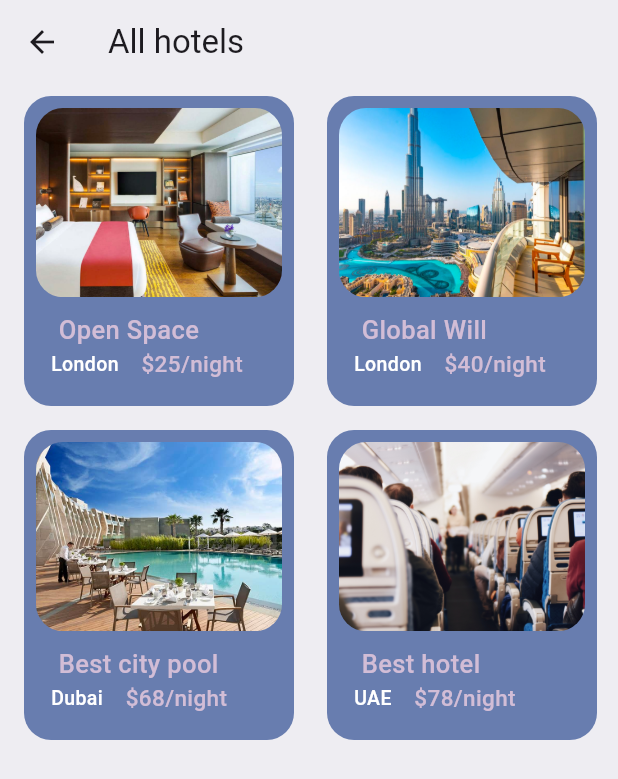
After one commit to ourobf/ticket_app, a Flutter app: the AllHotels screen opened by its route, on a phone screen of 412 x 824 dp. The commit adds this screen. Shown: the top 779 px of the screen. Run offline on Flutter 3.47's test engine with Material 3 defaults, Android fonts, the phone set to English and light mode, and no system bars; our stand-ins replace barcode_widget, fluentui_icons.

Commit message:
18/02/2025

```diff
--- a/lib/base/utils/all_json.dart
+++ b/lib/base/utils/all_json.dart
@@ -90,7 +90,7 @@ List<Map<String, dynamic>> hotelList = [
     ]
   },
   {
-    'image': 'hotel_room_1.png',
+    'image': 'plane_sit.jpg',
     'place': 'Best hotel',
     'destination': 'UAE',
     'price': 78,
--- a/lib/base/utils/app_routes.dart
+++ b/lib/base/utils/app_routes.dart
@@ -2,4 +2,6 @@ class AppRoutes {
   static const homePage = "/";
   static const allTickets = "/all_tickets";
   static const ticketScreen = "/ticket_screen";
+  static const allHotels = "/all_hotels";
+  static const hotelDetail = "/hotel_detail";
 }
--- a/lib/main.dart
+++ b/lib/main.dart
@@ -2,6 +2,8 @@ import 'package:flutter/material.dart';
 import 'package:tichet_app/base/bottom_nav_bar.dart';
 import 'package:tichet_app/base/utils/app_routes.dart';
 import 'package:tichet_app/screens/home/all_tickets.dart';
+import 'package:tichet_app/screens/home/widgets/all_hotels.dart';
+import 'package:tichet_app/screens/hotel_detail.dart';
 import 'package:tichet_app/screens/ticket/ticket_screen.dart';
 
 void main() {
@@ -20,6 +22,8 @@ class MyApp extends StatelessWidget {
         AppRoutes.homePage: (context) => const BottomNavBar(),
         AppRoutes.allTickets: (context) => const AllTickets(),
         AppRoutes.ticketScreen: (context) => const TicketScreen(),
+        AppRoutes.allHotels: (context) => const AllHotels(),
+        AppRoutes.hotelDetail: (context) => const HotelDetail(),
       },
     );
   }
--- a/lib/screens/home/home_screen.dart
+++ b/lib/screens/home/home_screen.dart
@@ -110,7 +110,8 @@ class HomeScreen extends StatelessWidget {
                   AppDoubleText(
                     bigText: 'Hotels',
                     smallText: 'View all',
-                    func: () {},
+                    func: () =>
+                        Navigator.pushNamed(context, AppRoutes.allHotels),
                   ),
                   const SizedBox(
                     height: 20,
--- /dev/null
+++ b/lib/screens/home/widgets/all_hotels.dart
@@ -0,0 +1,118 @@
+import 'package:flutter/material.dart';
+import 'package:tichet_app/base/res/styles/app_styles.dart';
+import 'package:tichet_app/base/utils/all_json.dart';
+import 'package:tichet_app/base/utils/app_routes.dart';
+import 'package:tichet_app/screens/hotel_detail.dart';
+
+class AllHotels extends StatelessWidget {
+  const AllHotels({super.key});
+
+  @override
+  Widget build(BuildContext context) {
+    return Scaffold(
+      backgroundColor: AppStyles.bgColor,
+      appBar: AppBar(
+        title: const Text("All hotels"),
+        backgroundColor: AppStyles.bgColor,
+      ),
+      body: Container(
+        margin: EdgeInsets.only(left: 8),
+        child: Padding(
+          padding: const EdgeInsets.all(8.0),
+          child: GridView.builder(
+              gridDelegate: const SliverGridDelegateWithFixedCrossAxisCount(
+                crossAxisCount: 2, //Nombre d elts a la verticale
+                crossAxisSpacing: 16.0, //Espace entre 2 etls horizontalement
+                mainAxisSpacing: 16.0, //Espace entre 2 elts verticalement
+                childAspectRatio: 0.9, //pourcentage d agrandissement
+              ),
+              itemCount: hotelList.length, //Nombre d elts à afficher
+              itemBuilder: (context, index) {
+                var singleHotel = hotelList[index];
+                return HotelGridView(
+                  hotel: singleHotel,
+                );
+              }),
+        ),
+      ),
+    );
+  }
+}
+
+class HotelGridView extends StatelessWidget {
+  final Map<String, dynamic> hotel;
+  const HotelGridView({super.key, required this.hotel});
+
+  @override
+  Widget build(BuildContext context) {
+    //final size = MediaQuery.of(context).size;
+    return GestureDetector(
+      onTap: () {
+        Navigator.pushNamed(context, AppRoutes.hotelDetail);
+      },
+      child: Container(
+        padding: const EdgeInsets.all(8.0),
+        //width: size.width * 0.6,
+        height: 350,
+        margin: const EdgeInsets.only(right: 6),
+        decoration: BoxDecoration(
+          color: AppStyles.primaryColor,
+          borderRadius: BorderRadius.circular(18),
+        ),
+        child: Column(
+          crossAxisAlignment: CrossAxisAlignment.start,
+          children: [
+            AspectRatio(
+              aspectRatio: 1.3,
+              child: Container(
+                  decoration: BoxDecoration(
+                color: AppStyles.primaryColor,
+                borderRadius: BorderRadius.circular(18),
+                image: DecorationImage(
+                    fit: BoxFit.cover,
+                    image: AssetImage("assets/images/${hotel['image']}")),
+              )),
+            ),
+            const SizedBox(
+              height: 10,
+            ),
+            Padding(
+              //c est aussi un widget
+              padding: const EdgeInsets.only(left: 15),
+              child: Text(
+                hotel['place'],
+                style: AppStyles.headLineStyle3
+                    .copyWith(color: AppStyles.kakiColor),
+              ),
+            ),
+            Row(
+              children: [
+                Padding(
+                  //c est aussi un widget
+                  padding: const EdgeInsets.only(left: 10),
+                  child: Text(
+                    hotel['destination'],
+                    style: AppStyles.headLineStyle3
+                        .copyWith(color: Colors.white, fontSize: 13),
+                  ),
+                ),
+                const SizedBox(
+                  width: 5,
+                ),
+                Padding(
+                  //c est aussi un widget
+                  padding: const EdgeInsets.only(left: 10),
+                  child: Text(
+                    "\$${hotel['price']}/night",
+                    style: AppStyles.headLineStyle4
+                        .copyWith(color: AppStyles.kakiColor, fontSize: 15),
+                  ),
+                ),
+              ],
+            )
+          ],
+        ),
+      ),
+    );
+  }
+}
--- a/lib/screens/home/widgets/hotel.dart
+++ b/lib/screens/home/widgets/hotel.dart
@@ -60,8 +60,8 @@ class Hotel extends StatelessWidget {
             padding: const EdgeInsets.only(left: 15),
             child: Text(
               "\$${hotel['price']}/night",
-              style:
-                  AppStyles.headLineStyle1.copyWith(color: AppStyles.kakiColor),
+              style: AppStyles.headLineStyle1
+                  .copyWith(color: AppStyles.kakiColor, fontSize: 18),
             ),
           ),
         ],
```
Also changed, not shown: lib/screens/hotel_detail.dart (added, +44 -0 lines), lib/screens/ticket/ticket_screen.dart (+7 -4 lines).
